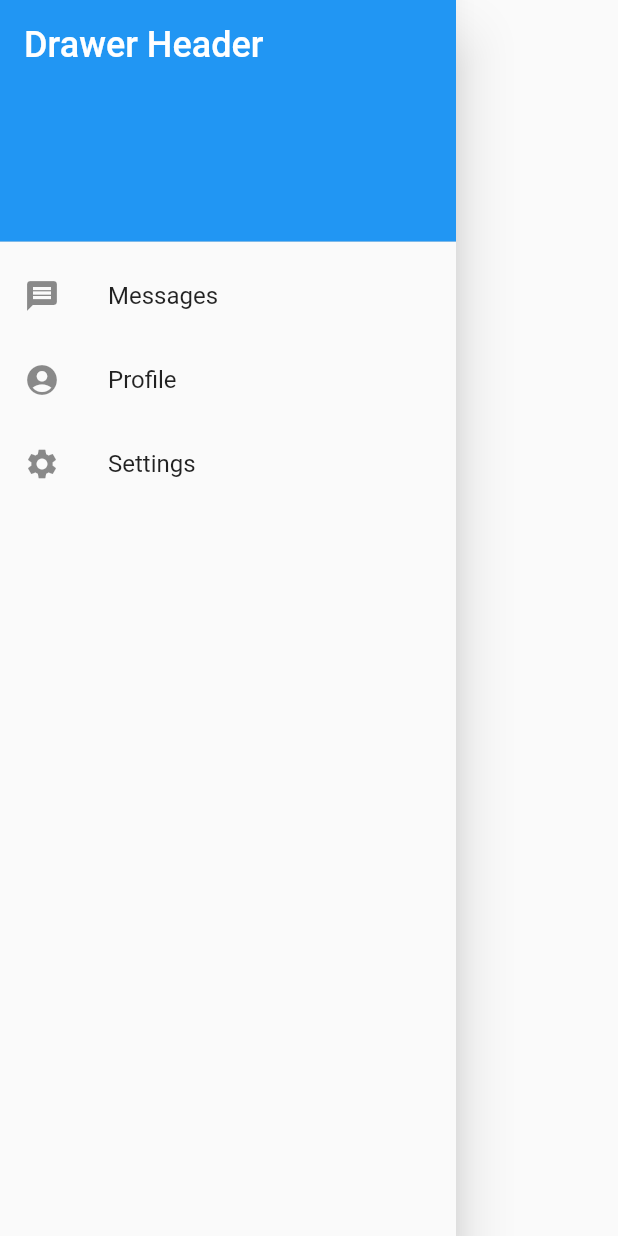
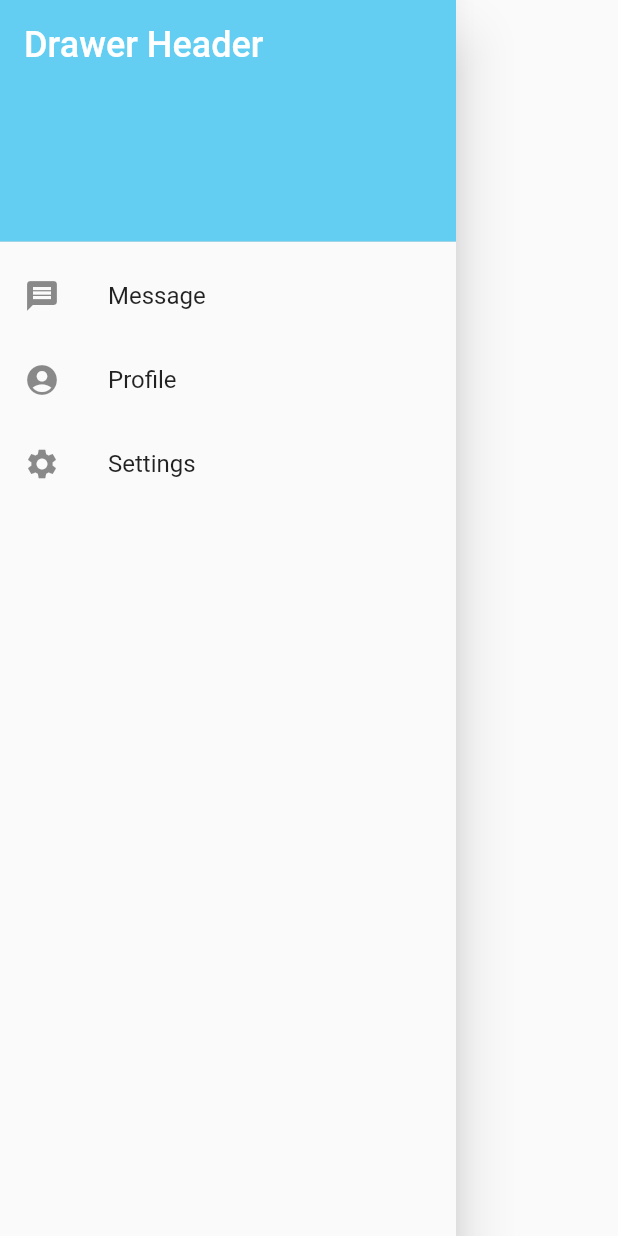
Before and after one commit to malenarojas/ProyectoSig, a Flutter app: the DrawerScreen widget shown alone on an empty page, opened directly, on a phone screen of 412 x 824 dp. Run offline on Flutter 3.47's test engine with Material 2 defaults, Android fonts, the phone set to English and light mode, and no system bars; our stand-ins replace google_maps_flutter.

Commit message:
modificando drawer

```diff
--- a/lib/Drawer.dart
+++ b/lib/Drawer.dart
@@ -8,10 +8,10 @@ class DrawerScreen extends StatelessWidget {
     return Drawer(
       child: ListView(
         padding: EdgeInsets.zero,
-        children: const <Widget>[
+        children: const [
           DrawerHeader(
             decoration: BoxDecoration(
-              color: Colors.blue,
+              color: Color.fromARGB(255, 99, 206, 241),
             ),
             child: Text(
               'Drawer Header',
@@ -21,20 +21,38 @@ class DrawerScreen extends StatelessWidget {
               ),
             ),
           ),
-          ListTile(
-            leading: Icon(Icons.message),
-            title: Text('Messages'),
+          _ListTile(
+            titulo: 'Message',
+            icono: Icons.message,
           ),
-          ListTile(
-            leading: Icon(Icons.account_circle),
-            title: Text('Profile'),
+          _ListTile(
+            titulo: 'Profile',
+            icono: Icons.account_circle,
           ),
-          ListTile(
-            leading: Icon(Icons.settings),
-            title: Text('Settings'),
+          _ListTile(
+            titulo: 'Settings',
+            icono: Icons.settings,
           ),
         ],
       ),
     );
   }
 }
+
+class _ListTile extends StatelessWidget {
+  final String titulo;
+  final icono;
+  const _ListTile({
+    Key? key,
+    required this.titulo,
+    required this.icono,
+  }) : super(key: key);
+
+  @override
+  Widget build(BuildContext context) {
+    return ListTile(
+      leading: Icon(icono),
+      title: Text(titulo),
+    );
+  }
+}
```
Also changed, not shown: lib/widgets/mapa.dart (+2 -35 lines), pubspec.lock.
